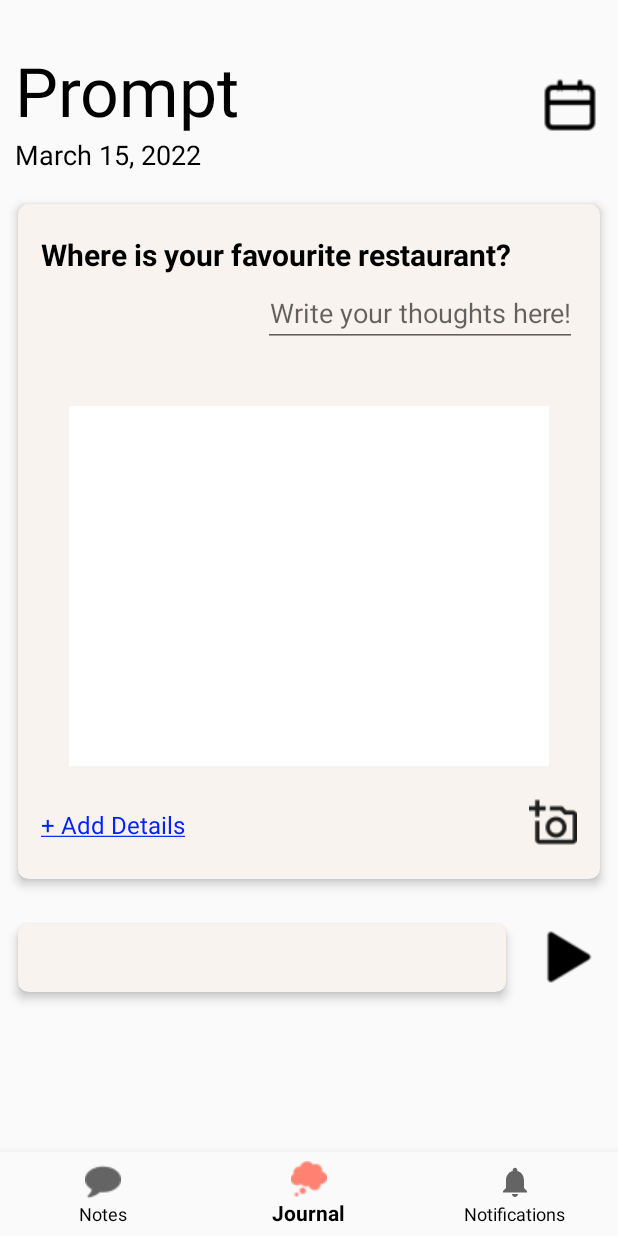
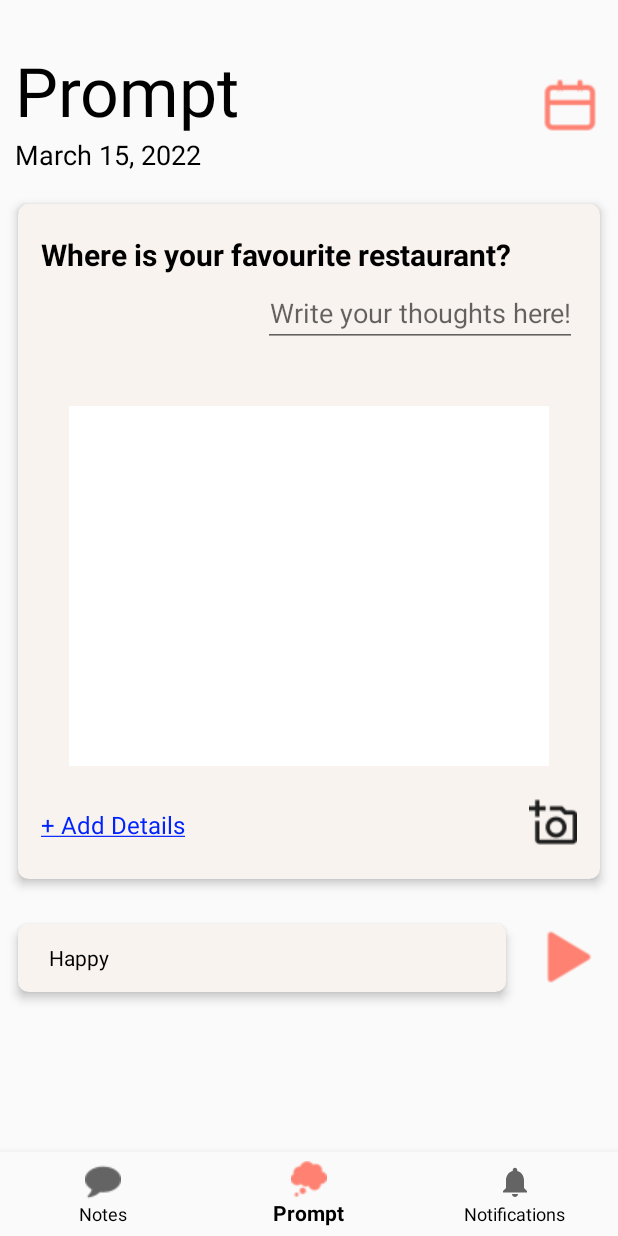
Before and after one commit to johnnyleung10/Bloom-Notetaking-App, an Android app: the screen it shows after launch (MainActivity), item 2 of the bottom bar chosen, on a phone screen of 412 x 824 dp. Run offline under Robolectric (Android 15) with nearby library versions, the phone set to English and light mode, and no system bars; our stand-ins replace navigation-ui; 2 statements that could not run were skipped.

Commit message:
Finished calendar fragment

```diff
--- a/NoteTakingApp/app/src/main/java/com/example/notetakingapp/MainActivity.kt
+++ b/NoteTakingApp/app/src/main/java/com/example/notetakingapp/MainActivity.kt
@@ -42,7 +42,7 @@ class MainActivity : AppCompatActivity() {
         // menu should be considered as top level destinations.
         val appBarConfiguration = AppBarConfiguration(
             setOf(
-                R.id.navigation_folders, R.id.navigation_journal, R.id.navigation_notifications
+                R.id.navigation_folders, R.id.navigation_prompt, R.id.navigation_notifications
             )
         )
 
--- a/NoteTakingApp/app/src/main/java/com/example/notetakingapp/ui/journal/JournalViewModel.kt
+++ b/NoteTakingApp/app/src/main/java/com/example/notetakingapp/ui/calendar/CalendarViewModel.kt
@@ -1,13 +1,13 @@
-package com.example.notetakingapp.ui.journal
+package com.example.notetakingapp.ui.calendar
 
 import androidx.lifecycle.LiveData
 import androidx.lifecycle.MutableLiveData
 import androidx.lifecycle.ViewModel
 
-class JournalViewModel : ViewModel() {
+class CalendarViewModel : ViewModel() {
 
     private val _text = MutableLiveData<String>().apply {
-        value = "March 15, 2022"
+        value = "This is calendar Fragment"
     }
     val text: LiveData<String> = _text
 }
--- a/NoteTakingApp/app/src/main/java/com/example/notetakingapp/ui/journal/JournalFragment.kt
+++ /dev/null
@@ -1,56 +0,0 @@
-package com.example.notetakingapp.ui.journal
-
-import android.os.Bundle
-import android.view.LayoutInflater
-import android.view.View
-import android.view.ViewGroup
-import android.widget.ArrayAdapter
-import android.widget.Spinner
-import android.widget.TextView
-import androidx.fragment.app.Fragment
-import androidx.lifecycle.Observer
-import androidx.lifecycle.ViewModelProvider
-import com.example.notetakingapp.R
-import com.example.notetakingapp.databinding.FragmentJournalBinding
-
-class JournalFragment : Fragment() {
-
-    private lateinit var journalViewModel: JournalViewModel
-    private var _binding: FragmentJournalBinding? = null
-
-    // This property is only valid between onCreateView and
-    // onDestroyView.
-    private val binding get() = _binding!!
-
-    override fun onCreateView(
-        inflater: LayoutInflater,
-        container: ViewGroup?,
-        savedInstanceState: Bundle?
-    ): View {
-        journalViewModel =
-            ViewModelProvider(this).get(JournalViewModel::class.java)
-
-        _binding = FragmentJournalBinding.inflate(inflater, container, false)
-        val root: View = binding.root
-
-        val textView: TextView = binding.date
-        journalViewModel.text.observe(viewLifecycleOwner, {
-            textView.text = it
-        })
-
-//        val spinner: Spinner = binding.moods
-//        ArrayAdapter.createFromResource(
-//            requireContext(), R.array.moods, R.layout.dropdown
-//        ).also { adapter ->
-//            adapter.setDropDownViewResource(android.R.layout.simple_spinner_dropdown_item)
-//            spinner.adapter = adapter
-//        }
-
-        return root
-    }
-
-    override fun onDestroyView() {
-        super.onDestroyView()
-        _binding = null
-    }
-}
--- /dev/null
+++ b/NoteTakingApp/app/src/main/java/com/example/notetakingapp/ui/prompt/PromptFragment.kt
@@ -0,0 +1,86 @@
+package com.example.notetakingapp.ui.prompt
+
+import android.os.Bundle
+import android.view.LayoutInflater
+import android.view.View
+import android.view.ViewGroup
+import android.widget.*
+import androidx.fragment.app.Fragment
+import androidx.lifecycle.ViewModelProvider
+import androidx.navigation.fragment.NavHostFragment
+import com.example.notetakingapp.R
+import com.example.notetakingapp.databinding.FragmentPromptBinding
+
+
+class PromptFragment : Fragment() {
+
+    private lateinit var promptViewModel: PromptViewModel
+    private var _binding: FragmentPromptBinding? = null
+
+    // This property is only valid between onCreateView and
+    // onDestroyView.
+    private val binding get() = _binding!!
+
+    override fun onCreateView(
+        inflater: LayoutInflater,
+        container: ViewGroup?,
+        savedInstanceState: Bundle?
+    ): View {
+        promptViewModel = ViewModelProvider(this).get(PromptViewModel::class.java)
+
+        _binding = FragmentPromptBinding.inflate(inflater, container, false)
+        val root: View = binding.root
+
+        setupDate()
+
+        // Setup all listeners for fragment
+        addListeners()
+
+        return root
+    }
+
+    override fun onDestroyView() {
+        super.onDestroyView()
+        _binding = null
+    }
+
+    private fun setupDate(){
+        val textView: TextView = binding.date
+        promptViewModel.text.observe(viewLifecycleOwner, {
+            textView.text = it
+        })
+    }
+
+    private fun addListeners(){
+        val calendarButton: Button = binding.calendar
+        val promptAnswer: EditText = binding.promptAnswer
+        val attachNote: TextView = binding.attachNote
+        val attachImage: ImageButton = binding.attachImage
+        val spinner: Spinner = binding.moods
+        val submit: Button = binding.submit
+
+        calendarButton.setOnClickListener{
+            onCalendarClick()
+        }
+
+        ArrayAdapter.createFromResource(
+            requireContext(), R.array.moods, R.layout.dropdown
+        ).also { adapter ->
+            adapter.setDropDownViewResource(android.R.layout.simple_spinner_dropdown_item)
+            spinner.adapter = adapter
+        }
+
+        spinner.onItemSelectedListener = object : AdapterView.OnItemSelectedListener {
+            override fun onNothingSelected(parent: AdapterView<*>?) {}
+
+            override fun onItemSelected(parent: AdapterView<*>?, view: View?, position: Int, id: Long) {
+
+            }
+        }
+    }
+
+    private fun onCalendarClick() {
+        val action = PromptFragmentDirections.actionNavigationPromptToFragmentCalendar()
+        NavHostFragment.findNavController(this).navigate(action)
+    }
+}
--- /dev/null
+++ b/NoteTakingApp/app/src/main/java/com/example/notetakingapp/ui/prompt/PromptViewModel.kt
@@ -0,0 +1,13 @@
+package com.example.notetakingapp.ui.prompt
+
+import androidx.lifecycle.LiveData
+import androidx.lifecycle.MutableLiveData
+import androidx.lifecycle.ViewModel
+
+class PromptViewModel : ViewModel() {
+
+    private val _text = MutableLiveData<String>().apply {
+        value = "March 15, 2022"
+    }
+    val text: LiveData<String> = _text
+}
--- a/NoteTakingApp/app/src/main/res/layout/fragment_journal.xml
+++ b/NoteTakingApp/app/src/main/res/layout/fragment_prompt.xml
@@ -5,7 +5,7 @@
     xmlns:card_view="http://schemas.android.com/apk/res-auto"
     android:layout_width="match_parent"
     android:layout_height="match_parent"
-    tools:context=".ui.journal.JournalFragment">
+    tools:context=".ui.prompt.PromptFragment">
 
     <TextView
         android:id="@+id/title"
@@ -23,11 +23,12 @@
         app:layout_constraintTop_toTopOf="parent"
         />
 
-    <ImageButton
+    <Button
         android:id="@+id/calendar"
         android:layout_width="40dp"
         android:layout_height="40dp"
-        android:src="@drawable/calendar"
+        android:drawableTop="@drawable/calendar"
+        android:drawableTint="@color/salmon"
         android:background="#00000000"
         android:layout_marginEnd="12dp"
         android:layout_marginTop="20dp"
@@ -111,6 +112,7 @@
             android:gravity="start|bottom"
             android:layout_marginStart="15dp"
             android:layout_marginBottom="25dp"
+            app:layout_constraintTop_toBottomOf="@+id/image"
             />
 
         <ImageButton
@@ -153,11 +155,12 @@
             />
     </androidx.cardview.widget.CardView>
 
-    <ImageButton
-        android:id="@+id/enter"
+    <Button
+        android:id="@+id/submit"
         android:layout_width="40dp"
         android:layout_height="40dp"
-        android:src="@drawable/enter"
+        android:drawableTop="@drawable/submit"
+        android:drawableTint="@color/salmon"
         android:background="#00000000"
         android:enabled="false"
         android:layout_marginEnd="14dp"
--- a/NoteTakingApp/app/src/main/res/menu/bottom_nav_menu.xml
+++ b/NoteTakingApp/app/src/main/res/menu/bottom_nav_menu.xml
@@ -7,9 +7,9 @@
         android:title="@string/title_notes" />
 
     <item
-        android:id="@+id/navigation_journal"
-        android:icon="@drawable/journal"
-        android:title="@string/title_journal" />
+        android:id="@+id/navigation_prompt"
+        android:icon="@drawable/prompt"
+        android:title="@string/title_prompt" />
 
     <item
         android:id="@+id/navigation_notifications"
--- a/NoteTakingApp/app/src/main/res/navigation/mobile_navigation.xml
+++ b/NoteTakingApp/app/src/main/res/navigation/mobile_navigation.xml
@@ -19,16 +19,31 @@
     </fragment>
 
     <fragment
-        android:id="@+id/navigation_journal"
-        android:name="com.example.notetakingapp.ui.journal.JournalFragment"
-        android:label="@string/title_journal"
-        tools:layout="@layout/fragment_journal" />
+        android:id="@+id/navigation_prompt"
+        android:name="com.example.notetakingapp.ui.prompt.PromptFragment"
+        android:label="@string/title_prompt"
+        tools:layout="@layout/fragment_prompt" >
+        <action
+            android:id="@+id/action_navigation_prompt_to_fragment_calendar"
+            app:destination="@id/navigation_calendar" />
+    </fragment>
+
+    <fragment
+        android:id="@+id/navigation_calendar"
+        android:name="com.example.notetakingapp.ui.calendar.CalendarFragment"
+        android:label="fragment_calendar"
+        tools:layout="@layout/fragment_calendar" >
+        <action
+            android:id="@+id/action_navigation_calendar_to_fragment_prompt"
+            app:destination="@id/navigation_prompt" />
+    </fragment>
 
     <fragment
         android:id="@+id/navigation_notifications"
         android:name="com.example.notetakingapp.ui.notifications.NotificationsFragment"
         android:label="@string/title_notifications"
         tools:layout="@layout/fragment_notifications" />
+
     <fragment
         android:id="@+id/navigation_notes"
         android:name="com.example.notetakingapp.ui.notes.NotesFragment"
@@ -41,6 +56,7 @@
             android:id="@+id/action_navigation_notes_to_fragment_edit_note"
             app:destination="@id/fragment_edit_note" />
     </fragment>
+
     <fragment
         android:id="@+id/fragment_edit_note"
         android:name="com.example.notetakingapp.ui.editnote.EditNoteFragment"
--- a/NoteTakingApp/app/src/main/res/values/strings.xml
+++ b/NoteTakingApp/app/src/main/res/values/strings.xml
@@ -1,7 +1,7 @@
 <resources>
     <string name="app_name">NoteTakingApp</string>
     <string name="title_notes">Notes</string>
-    <string name="title_journal">Journal</string>
+    <string name="title_prompt">Prompt</string>
     <string name="title_notifications">Notifications</string>
     <!-- TODO: Remove or change this placeholder text -->
     <string name="hello_blank_fragment">Hello blank fragment</string>
@@ -31,16 +31,12 @@
     <string-array name="moods">
         <item>Happy</item>
         <item>Love</item>
-        <item>Excited</item>
         <item>Motivated</item>
 
-        <item>Thoughtful</item>
-        <item>Indifferent</item>
-        <item>Uncertain</item>
+        <item>Neutral</item>
 
+        <item>Sad</item>
         <item>Angry</item>
-        <item>Frustrated</item>
-        <item>Sad</item>
-        <item>Anxious</item>
+        <item>Doubtful</item>
     </string-array>
 </resources>
```
Also changed, not shown: NoteTakingApp/app/src/main/java/com/example/notetakingapp/ui/calendar/CalendarFragment.kt (added, +68 -0 lines), NoteTakingApp/app/src/main/res/layout/fragment_calendar.xml (added, +106 -0 lines), NoteTakingApp/app/src/main/res/values/colors.xml (+9 -0 lines).
